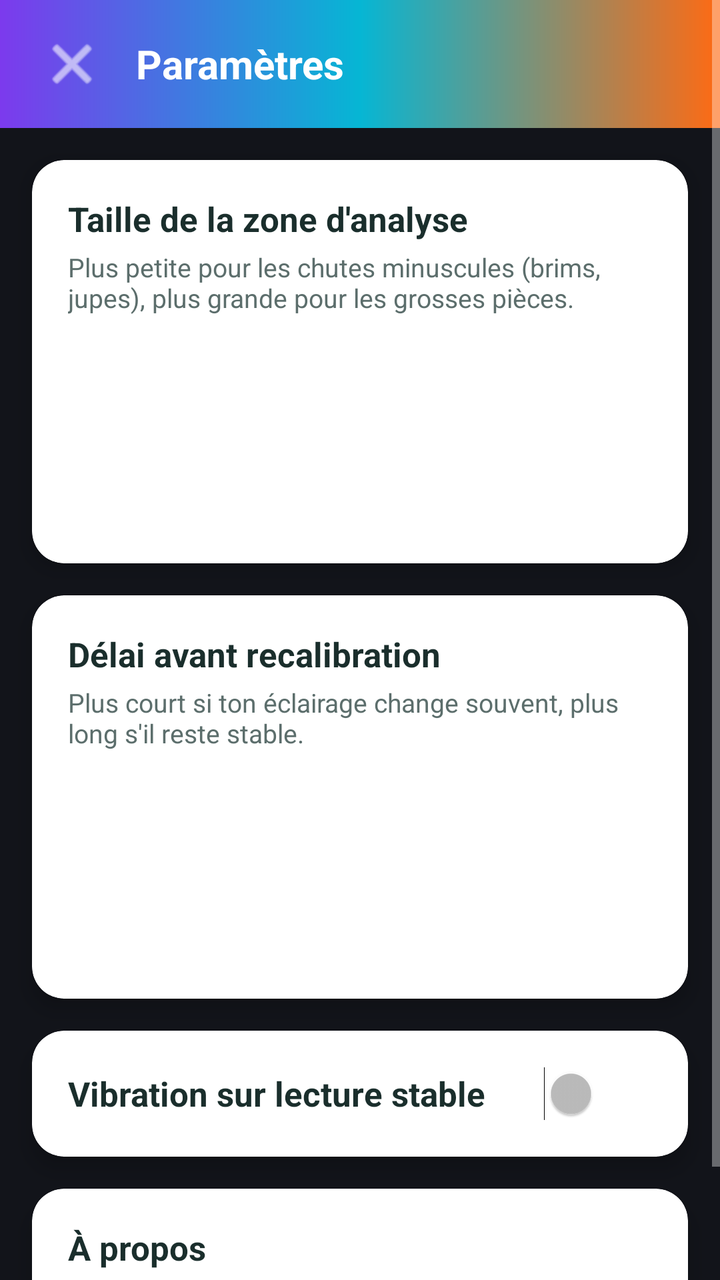
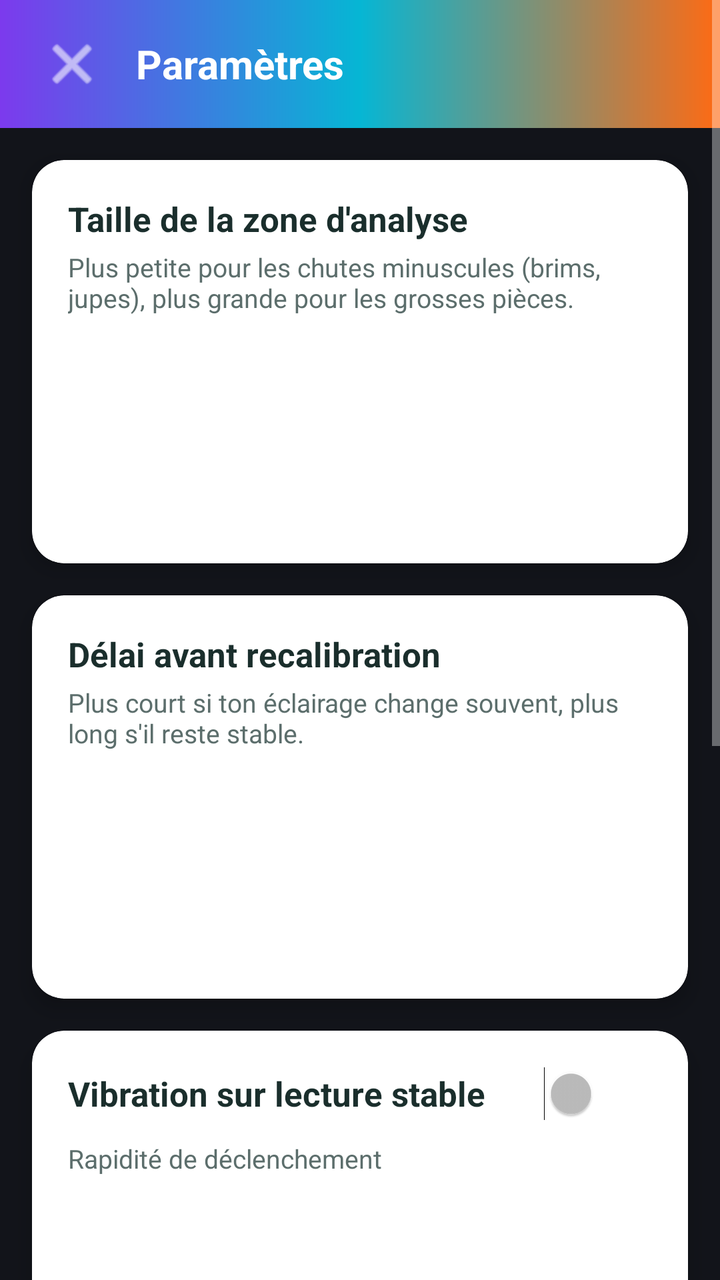

An Android layout rendered at two revisions. The XML below is the earlier revision; the diff shows what the commit changed to produce the second picture.
<!-- AndroidManifest.xml: application theme Theme.DaltonEye -->
<!-- res/layout/activity_settings.xml -->
<?xml version="1.0" encoding="utf-8"?>
<ScrollView xmlns:android="http://schemas.android.com/apk/res/android"
    xmlns:app="http://schemas.android.com/apk/res-auto"
    android:layout_width="match_parent"
    android:layout_height="match_parent"
    android:background="@color/fond_sombre">

    <LinearLayout
        android:layout_width="match_parent"
        android:layout_height="wrap_content"
        android:orientation="vertical">

        
        <LinearLayout
            android:layout_width="match_parent"
            android:layout_height="wrap_content"
            android:orientation="horizontal"
            android:gravity="center_vertical"
            android:background="@drawable/degrade_entete"
            android:paddingStart="18dp"
            android:paddingEnd="18dp"
            android:paddingTop="14dp"
            android:paddingBottom="14dp">

            <ImageButton
                android:id="@+id/boutonRetour"
                android:layout_width="36dp"
                android:layout_height="36dp"
                android:background="@android:color/transparent"
                android:src="@android:drawable/ic_menu_close_clear_cancel"
                android:contentDescription="Retour"
                app:tint="@color/texte_clair" />

            <TextView
                android:layout_width="wrap_content"
                android:layout_height="wrap_content"
                android:layout_marginStart="14dp"
                android:text="Paramètres"
                android:textSize="20sp"
                android:textStyle="bold"
                android:textColor="@color/texte_clair" />

        </LinearLayout>

        
        <androidx.cardview.widget.CardView
            android:layout_width="match_parent"
            android:layout_height="wrap_content"
            android:layout_margin="16dp"
            app:cardCornerRadius="16dp"
            app:cardElevation="6dp"
            app:cardBackgroundColor="@color/carte_blanc">

            <LinearLayout
                android:layout_width="match_parent"
                android:layout_height="wrap_content"
                android:orientation="vertical"
                android:padding="18dp">

                <TextView
                    android:layout_width="wrap_content"
                    android:layout_height="wrap_content"
                    android:text="Taille de la zone d'analyse"
                    android:textColor="@color/texte_principal"
                    android:textSize="17sp"
                    android:textStyle="bold" />

                <TextView
                    android:layout_width="wrap_content"
                    android:layout_height="wrap_content"
                    android:layout_marginTop="4dp"
                    android:text="Plus petite pour les chutes minuscules (brims, jupes), plus grande pour les grosses pièces."
                    android:textColor="@color/texte_secondaire"
                    android:textSize="13sp" />

                <RadioGroup
                    android:id="@+id/groupeTailleReticule"
                    android:layout_width="match_parent"
                    android:layout_height="wrap_content"
                    android:layout_marginTop="10dp">

                    <RadioButton
                        android:id="@+id/optionPetit"
                        android:layout_width="match_parent"
                        android:layout_height="wrap_content"
                        android:text="Petit (pièces minuscules)" />

                    <RadioButton
                        android:id="@+id/optionMoyen"
                        android:layout_width="match_parent"
                        android:layout_height="wrap_content"
                        android:text="Moyen (par défaut)" />

                    <RadioButton
                        android:id="@+id/optionGrand"
                        android:layout_width="match_parent"
                        android:layout_height="wrap_content"
                        android:text="Grand (grosses pièces)" />

                </RadioGroup>

            </LinearLayout>

        </androidx.cardview.widget.CardView>

        
        <androidx.cardview.widget.CardView
            android:layout_width="match_parent"
            android:layout_height="wrap_content"
            android:layout_marginStart="16dp"
            android:layout_marginEnd="16dp"
            android:layout_marginBottom="16dp"
            app:cardCornerRadius="16dp"
            app:cardElevation="6dp"
            app:cardBackgroundColor="@color/carte_blanc">

            <LinearLayout
                android:layout_width="match_parent"
                android:layout_height="wrap_content"
                android:orientation="vertical"
                android:padding="18dp">

                <TextView
                    android:layout_width="wrap_content"
                    android:layout_height="wrap_content"
                    android:text="Délai avant recalibration"
                    android:textColor="@color/texte_principal"
                    android:textSize="17sp"
                    android:textStyle="bold" />

                <TextView
                    android:layout_width="wrap_content"
                    android:layout_height="wrap_content"
                    android:layout_marginTop="4dp"
                    android:text="Plus court si ton éclairage change souvent, plus long s'il reste stable."
                    android:textColor="@color/texte_secondaire"
                    android:textSize="13sp" />

                <RadioGroup
                    android:id="@+id/groupeDelaiCalibration"
                    android:layout_width="match_parent"
                    android:layout_height="wrap_content"
                    android:layout_marginTop="10dp">

                    <RadioButton
                        android:id="@+id/optionDelai30"
                        android:layout_width="match_parent"
                        android:layout_height="wrap_content"
                        android:text="30 minutes" />

                    <RadioButton
                        android:id="@+id/optionDelai60"
                        android:layout_width="match_parent"
                        android:layout_height="wrap_content"
                        android:text="1 heure (par défaut)" />

                    <RadioButton
                        android:id="@+id/optionDelai120"
                        android:layout_width="match_parent"
                        android:layout_height="wrap_content"
                        android:text="2 heures" />

                </RadioGroup>

            </LinearLayout>

        </androidx.cardview.widget.CardView>

        
        <androidx.cardview.widget.CardView
            android:layout_width="match_parent"
            android:layout_height="wrap_content"
            android:layout_marginStart="16dp"
            android:layout_marginEnd="16dp"
            android:layout_marginBottom="16dp"
            app:cardCornerRadius="16dp"
            app:cardElevation="6dp"
            app:cardBackgroundColor="@color/carte_blanc">

            <LinearLayout
                android:layout_width="match_parent"
                android:layout_height="wrap_content"
                android:orientation="horizontal"
                android:gravity="center_vertical"
                android:padding="18dp">

                <TextView
                    android:layout_width="0dp"
                    android:layout_height="wrap_content"
                    android:layout_weight="1"
                    android:text="Vibration sur lecture stable"
                    android:textColor="@color/texte_principal"
                    android:textSize="17sp"
                    android:textStyle="bold" />

                <Switch
                    android:id="@+id/interrupteurVibration"
                    android:layout_width="wrap_content"
                    android:layout_height="wrap_content" />

            </LinearLayout>

        </androidx.cardview.widget.CardView>

        
        <androidx.cardview.widget.CardView
            android:layout_width="match_parent"
            android:layout_height="wrap_content"
            android:layout_marginStart="16dp"
            android:layout_marginEnd="16dp"
            android:layout_marginBottom="24dp"
            app:cardCornerRadius="16dp"
            app:cardElevation="6dp"
            app:cardBackgroundColor="@color/carte_blanc">

            <LinearLayout
                android:layout_width="match_parent"
                android:layout_height="wrap_content"
                android:orientation="vertical"
                android:padding="18dp">

                <TextView
                    android:layout_width="wrap_content"
                    android:layout_height="wrap_content"
                    android:text="À propos"
                    android:textColor="@color/texte_principal"
                    android:textSize="17sp"
                    android:textStyle="bold" />

                <TextView
                    android:id="@+id/texteVersion"
                    android:layout_width="wrap_content"
                    android:layout_height="wrap_content"
                    android:layout_marginTop="6dp"
                    android:text="DaltonEye"
                    android:textColor="@color/texte_secondaire"
                    android:textSize="14sp" />

            </LinearLayout>

        </androidx.cardview.widget.CardView>

    </LinearLayout>

</ScrollView>
<!-- resources referenced by this layout -->
<resources>
  <color name="carte_blanc">#FFFFFF</color>
  <color name="fond_sombre">#12141A</color>
  <color name="texte_clair">#FFFFFF</color>
  <color name="texte_principal">#1A2E2C</color>
  <color name="texte_secondaire">#5C6E6C</color>
  <!-- drawable degrade_entete (drawable) -->
  <?xml version="1.0" encoding="utf-8"?>
  <shape xmlns:android="http://schemas.android.com/apk/res/android"
      android:shape="rectangle">
      <gradient
          android:startColor="@color/daltoneye_violet"
          android:centerColor="@color/daltoneye_cyan"
          android:endColor="@color/daltoneye_orange"
          android:angle="0" />
  </shape>
  <style name="Theme.DaltonEye" parent="Theme.AppCompat.NoActionBar">
          <item name="colorPrimary">@color/fond_sombre</item>
          <item name="android:windowBackground">@color/fond_sombre</item>
      </style>
  <color name="daltoneye_violet">#7C3AED</color>
  <color name="daltoneye_cyan">#06B6D4</color>
  <color name="daltoneye_orange">#FF6A13</color>
</resources>

<!-- the commit's change to res/layout/activity_settings.xml (unified diff, before → after) -->
@@ -180,35 +180,113 @@
             <LinearLayout
                 android:layout_width="match_parent"
                 android:layout_height="wrap_content"
-                android:orientation="horizontal"
-                android:gravity="center_vertical"
-                android:padding="18dp">
-
-                <TextView
-                    android:layout_width="0dp"
-                    android:layout_height="wrap_content"
-                    android:layout_weight="1"
-                    android:text="Vibration sur lecture stable"
+                android:orientation="vertical"
+                android:padding="18dp">
+
+                <LinearLayout
+                    android:layout_width="match_parent"
+                    android:layout_height="wrap_content"
+                    android:orientation="horizontal"
+                    android:gravity="center_vertical">
+
+                    <TextView
+                        android:layout_width="0dp"
+                        android:layout_height="wrap_content"
+                        android:layout_weight="1"
+                        android:text="Vibration sur lecture stable"
+                        android:textColor="@color/texte_principal"
+                        android:textSize="17sp"
+                        android:textStyle="bold" />
+
+                    <Switch
+                        android:id="@+id/interrupteurVibration"
+                        android:layout_width="wrap_content"
+                        android:layout_height="wrap_content" />
+
+                </LinearLayout>
+
+                <TextView
+                    android:layout_width="wrap_content"
+                    android:layout_height="wrap_content"
+                    android:layout_marginTop="10dp"
+                    android:text="Rapidité de déclenchement"
+                    android:textColor="@color/texte_secondaire"
+                    android:textSize="13sp" />
+
+                <RadioGroup
+                    android:id="@+id/groupeSeuilVibration"
+                    android:layout_width="match_parent"
+                    android:layout_height="wrap_content"
+                    android:layout_marginTop="4dp">
+
+                    <RadioButton
+                        android:id="@+id/optionVibrationRapide"
+                        android:layout_width="match_parent"
+                        android:layout_height="wrap_content"
+                        android:text="Rapide" />
+
+                    <RadioButton
+                        android:id="@+id/optionVibrationNormale"
+                        android:layout_width="match_parent"
+                        android:layout_height="wrap_content"
+                        android:text="Normale (par défaut)" />
+
+                    <RadioButton
+                        android:id="@+id/optionVibrationLente"
+                        android:layout_width="match_parent"
+                        android:layout_height="wrap_content"
+                        android:text="Lente (plus sûre)" />
+
+                </RadioGroup>
+
+            </LinearLayout>
+
+        </androidx.cardview.widget.CardView>
+
+        
+        <androidx.cardview.widget.CardView
+            android:layout_width="match_parent"
+            android:layout_height="wrap_content"
+            android:layout_marginStart="16dp"
+            android:layout_marginEnd="16dp"
+            android:layout_marginBottom="16dp"
+            app:cardCornerRadius="16dp"
+            app:cardElevation="6dp"
+            app:cardBackgroundColor="@color/carte_blanc">
+
+            <LinearLayout
+                android:layout_width="match_parent"
+                android:layout_height="wrap_content"
+                android:orientation="vertical"
+                android:padding="18dp">
+
+                <TextView
+                    android:layout_width="wrap_content"
+                    android:layout_height="wrap_content"
+                    android:text="Bon à savoir"
                     android:textColor="@color/texte_principal"
                     android:textSize="17sp"
                     android:textStyle="bold" />
 
-                <Switch
-                    android:id="@+id/interrupteurVibration"
-                    android:layout_width="wrap_content"
-                    android:layout_height="wrap_content" />
-
-            </LinearLayout>
-
-        </androidx.cardview.widget.CardView>
-
-        
-        <androidx.cardview.widget.CardView
-            android:layout_width="match_parent"
-            android:layout_height="wrap_content"
-            android:layout_marginStart="16dp"
-            android:layout_marginEnd="16dp"
-            android:layout_marginBottom="24dp"
+                <TextView
+                    android:layout_width="wrap_content"
+                    android:layout_height="wrap_content"
+                    android:layout_marginTop="6dp"
+                    android:text="Recalibre manuellement (icône cible) si tu changes de fond de travail, si tu allumes/éteins la torche, ou si l'éclairage change nettement — pas la peine d'attendre le délai automatique."
+                    android:textColor="@color/texte_secondaire"
+                    android:textSize="13sp" />
+
+            </LinearLayout>
+
+        </androidx.cardview.widget.CardView>
+
+        
+        <androidx.cardview.widget.CardView
+            android:layout_width="match_parent"
+            android:layout_height="wrap_content"
+            android:layout_marginStart="16dp"
+            android:layout_marginEnd="16dp"
+            android:layout_marginBottom="16dp"
             app:cardCornerRadius="16dp"
             app:cardElevation="6dp"
             app:cardBackgroundColor="@color/carte_blanc">
@@ -240,6 +318,32 @@
 
         </androidx.cardview.widget.CardView>
 
+        
+        <Button
+            android:id="@+id/boutonDiagnostic"
+            android:layout_width="match_parent"
+            android:layout_height="wrap_content"
+            android:layout_marginStart="16dp"
+            android:layout_marginEnd="16dp"
+            android:layout_marginBottom="12dp"
+            android:text="Copier les infos de diagnostic"
+            android:textAllCaps="false"
+            android:textColor="@color/texte_clair"
+            android:background="@drawable/fond_bouton_calibrer" />
+
+        
+        <Button
+            android:id="@+id/boutonReinitialiser"
+            android:layout_width="match_parent"
+            android:layout_height="wrap_content"
+            android:layout_marginStart="16dp"
+            android:layout_marginEnd="16dp"
+            android:layout_marginBottom="24dp"
+            android:text="Réinitialiser les paramètres"
+            android:textAllCaps="false"
+            android:textColor="@color/attention"
+            android:background="@android:color/transparent" />
+
     </LinearLayout>
 
 </ScrollView>
<!-- resource entries referenced after the edit -->
@@ -1,5 +1,6 @@
 <!-- resources referenced by this layout -->
 <resources>
+  <color name="attention">#FF6A13</color>
   <color name="carte_blanc">#FFFFFF</color>
   <color name="fond_sombre">#12141A</color>
   <color name="texte_clair">#FFFFFF</color>
@@ -15,6 +16,20 @@
           android:endColor="@color/daltoneye_orange"
           android:angle="0" />
   </shape>
+  <!-- drawable fond_bouton_calibrer (drawable) -->
+  <?xml version="1.0" encoding="utf-8"?>
+  <ripple xmlns:android="http://schemas.android.com/apk/res/android"
+      android:color="@color/bordure_legere">
+      <item>
+          <shape android:shape="rectangle">
+              <gradient
+                  android:startColor="@color/daltoneye_violet"
+                  android:endColor="@color/daltoneye_cyan"
+                  android:angle="0" />
+              <corners android:radius="24dp" />
+          </shape>
+      </item>
+  </ripple>
   <style name="Theme.DaltonEye" parent="Theme.AppCompat.NoActionBar">
           <item name="colorPrimary">@color/fond_sombre</item>
           <item name="android:windowBackground">@color/fond_sombre</item>
@@ -22,5 +37,6 @@
   <color name="daltoneye_violet">#7C3AED</color>
   <color name="daltoneye_cyan">#06B6D4</color>
   <color name="daltoneye_orange">#FF6A13</color>
+  <color name="bordure_legere">#D9E2E1</color>
 </resources>
 
